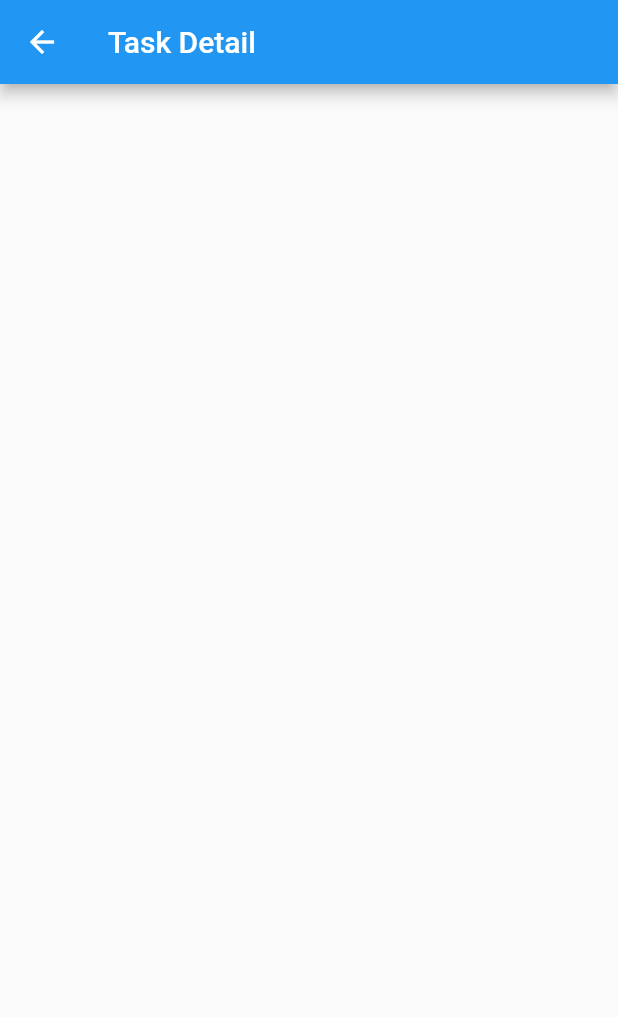
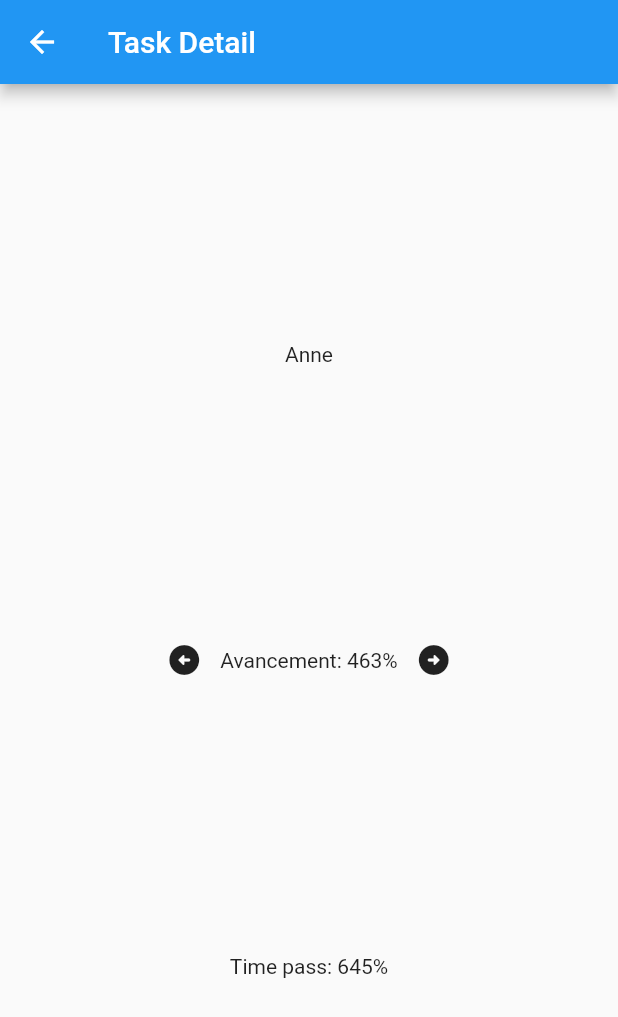
Before and after one commit to leephongtrang/A21-4205N6-KickMyFlutter-Trang, a Flutter app: the Main screen opened directly, after a tap on "Anne", on a phone screen of 412 x 824 dp. Shown: the top 1017 px of the screen. Run offline on Flutter 3.47's test engine with Material 2 defaults, Android fonts, the phone set to English and light mode, and no system bars; our stand-ins replace syncfusion_flutter_datepicker.

Commit message:
FCT Détail

```diff
--- a/tp_5n6/lib/main.dart
+++ b/tp_5n6/lib/main.dart
@@ -1,6 +1,9 @@
 import 'package:flutter/material.dart';
 import 'package:tp_5n6/addTask.dart';
 import 'package:tp_5n6/taskDetail.dart';
+import 'package:intl/intl.dart';
+
+import 'models/task.dart';
 
 class Main extends StatefulWidget{
   @override
@@ -8,10 +11,13 @@ class Main extends StatefulWidget{
 }
 
 class MainPage extends State<Main>{
-  late List<String> taskList;
+  late List<Task> taskList;
 
   void initState(){
-    taskList = ['Anne', 'Brigitte', 'Charlotte', 'Diane'];
+    taskList = [ Task('Anne', 463, 645, DateTime.utc(4524, 1, 1)),
+      Task('Brigitte', 645, 4, DateTime.utc(9531, 1, 1)),
+      Task('Charlotte', 245, 239, DateTime.utc(2123, 1, 1)),
+      Task('Diane', 245, 46, DateTime.utc(1538, 1, 1))];
   }
 
   @override
@@ -24,11 +30,15 @@ class MainPage extends State<Main>{
         itemCount: taskList.length,
         itemBuilder: (context, i){
           return Container(
-            child: ListTile(
-              title: Text(taskList[i].toString()), //TODO mettre de l'imagination 🖼
-              onTap: () {
-                Navigator.push(context, MaterialPageRoute(builder: (context) => TaskDetail()));
-              },
+            child: Card(
+              child: ListTile(
+                title: Text(taskList[i].name), //TODO mettre de l'imagination 🖼
+                subtitle: Text('Time pass: ${taskList[i].timeProgressPercent}% | Final date : ${DateFormat('dd/MMM/yyyy').format(taskList[i].end)}'),
+                trailing: Text('${taskList[i].progressPercent}%'),
+                onTap: () {
+                  Navigator.push(context, MaterialPageRoute(builder: (context) => TaskDetail(task: taskList[i])));
+                },
+              ),
             ),
           );
         },
--- /dev/null
+++ b/tp_5n6/lib/models/task.dart
@@ -0,0 +1,8 @@
+class Task {
+  String name;
+  int progressPercent;
+  int timeProgressPercent;
+  DateTime end;
+
+  Task(this.name, this.progressPercent, this.timeProgressPercent, this.end);
+}
--- a/tp_5n6/lib/taskDetail.dart
+++ b/tp_5n6/lib/taskDetail.dart
@@ -1,22 +1,58 @@
 import 'package:flutter/material.dart';
+import 'package:tp_5n6/models/task.dart';
 
 class TaskDetail extends StatefulWidget{
+  final Task task;
+  const TaskDetail({required this.task});
   @override
   TaskDetailPage createState() => TaskDetailPage();
 }
 
 class TaskDetailPage extends State<TaskDetail>{
+  _plusOneProgress(){
+    setState(() {
+      widget.task.progressPercent++;
+    });
+  }
+
+  _minusOneProgress(){
+    setState(() {
+      widget.task.progressPercent--;
+    });
+  }
+
   @override
   Widget build(BuildContext buildContext){
     return Scaffold(
       appBar: AppBar(
         title: Text("Task Detail"),
       ),
-      body: Column(
-        mainAxisAlignment: MainAxisAlignment.center,
-        children: [
-
-        ],
+      body: Center(
+        child: Column(
+          mainAxisAlignment: MainAxisAlignment.spaceEvenly,
+          children: [
+            Text(widget.task.name),
+            Row(
+              mainAxisAlignment: MainAxisAlignment.center,
+              children: [
+                IconButton(
+                    onPressed: () {
+                      _minusOneProgress();
+                    },
+                    icon: Icon(Icons.arrow_circle_left_rounded)
+                ),
+                Text('Avancement: ${widget.task.progressPercent}%'),
+                IconButton(
+                    onPressed: () {
+                      _plusOneProgress();
+                    },
+                    icon: Icon(Icons.arrow_circle_right_rounded)
+                ),
+              ],
+            ),
+            Text('Time pass: ${widget.task.timeProgressPercent}%')
+          ],
+        ),
       ),
     );
   }
--- a/tp_5n6/pubspec.yaml
+++ b/tp_5n6/pubspec.yaml
@@ -29,10 +29,7 @@ environment:
 dependencies:
   flutter:
     sdk: flutter
-
   syncfusion_flutter_calendar: ^20.2.48
-
-  table_calendar: ^3.0.7
 
   # The following adds the Cupertino Icons font to your application.
   # Use with the CupertinoIcons class for iOS style icons.
```
Also changed, not shown: tp_5n6/lib/addTask.dart (+55 -7 lines), tp_5n6/pubspec.lock.
